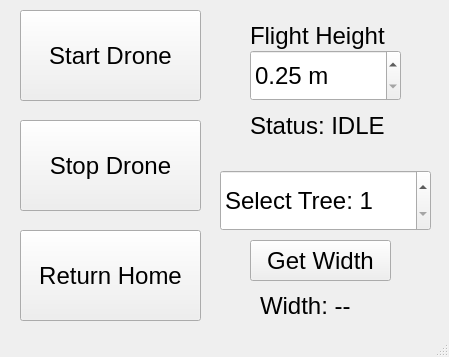
This is Drone_UI.ui in mevans4/41068RS12025-Group18 as Qt 5 draws it before an edit. The edited form follows.
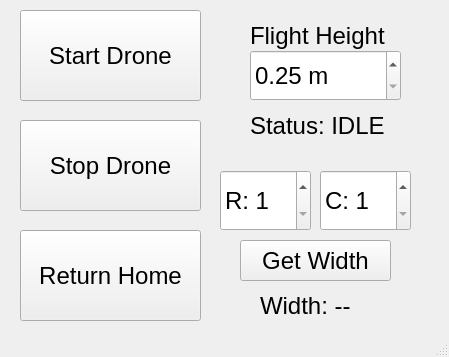
This is the edited form.

Commit message: Nav2 flight straighter, trees scaled up in new worldwith SLAM map, need to add LIDAR to UI

```diff
--- a/Drone_UI.ui
+++ b/Drone_UI.ui
@@ -127,7 +127,7 @@
      <rect>
       <x>220</x>
       <y>170</y>
-      <width>211</width>
+      <width>91</width>
       <height>61</height>
      </rect>
     </property>
@@ -140,21 +140,21 @@
      <string/>
     </property>
     <property name="prefix">
-     <string>Select Tree: </string>
+     <string>R: </string>
     </property>
     <property name="minimum">
      <number>1</number>
     </property>
     <property name="maximum">
-     <number>18</number>
+     <number>6</number>
     </property>
    </widget>
    <widget class="QPushButton" name="GetWidth">
     <property name="geometry">
      <rect>
-      <x>250</x>
+      <x>240</x>
       <y>240</y>
-      <width>141</width>
+      <width>151</width>
       <height>41</height>
      </rect>
     </property>
@@ -203,6 +203,33 @@
      <string>Status: IDLE</string>
     </property>
    </widget>
+   <widget class="QSpinBox" name="TreeColumn">
+    <property name="geometry">
+     <rect>
+      <x>320</x>
+      <y>170</y>
+      <width>91</width>
+      <height>61</height>
+     </rect>
+    </property>
+    <property name="font">
+     <font>
+      <pointsize>18</pointsize>
+     </font>
+    </property>
+    <property name="suffix">
+     <string/>
+    </property>
+    <property name="prefix">
+     <string>C: </string>
+    </property>
+    <property name="minimum">
+     <number>1</number>
+    </property>
+    <property name="maximum">
+     <number>3</number>
+    </property>
+   </widget>
   </widget>
   <widget class="QStatusBar" name="statusbar"/>
  </widget>
```
Left out of the diff: 2 changed lines with no effect on the pictures. The commit also changes 41 other files.
